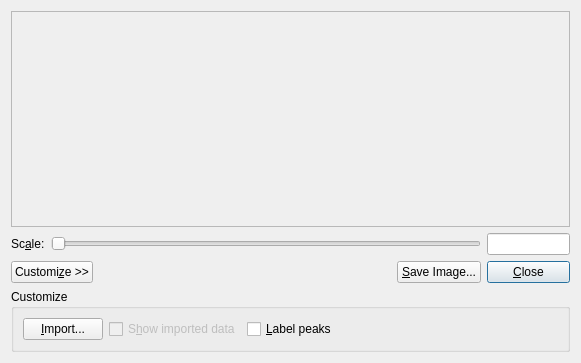
Old version of the form libavogadro/src/extensions/vibrationplot.ui in the repository cryos/avogadro.
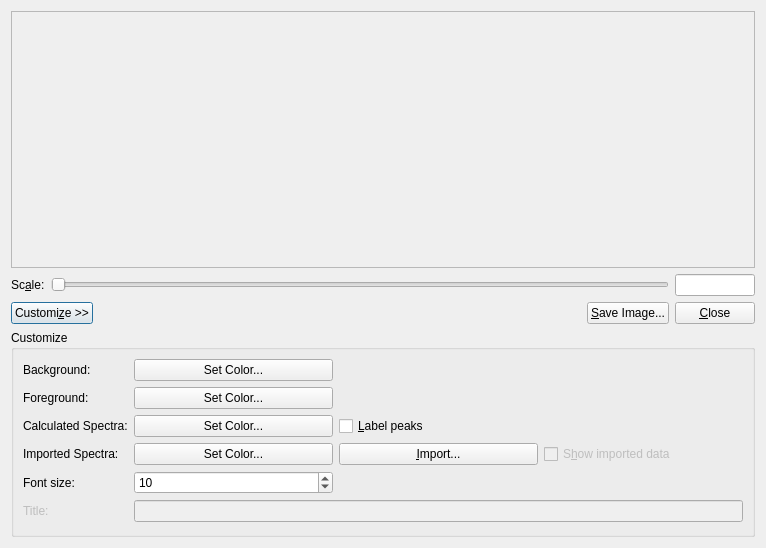
New version of the form. Custom widgets are drawn as their Qt base class.

Commit message: Added options to vibrationplot.* for color, font size, etc...

The edit to the form file:
```diff
--- a/libavogadro/src/extensions/vibrationplot.ui
+++ b/libavogadro/src/extensions/vibrationplot.ui
@@ -5,67 +5,35 @@
    <rect>
     <x>0</x>
     <y>0</y>
-    <width>581</width>
-    <height>363</height>
+    <width>766</width>
+    <height>548</height>
    </rect>
   </property>
   <property name="windowTitle" >
    <string>Vibration Plot</string>
   </property>
   <layout class="QGridLayout" name="gridLayout" >
-   <item row="1" column="6" >
-    <widget class="QLineEdit" name="scaleEdit" >
-     <property name="sizePolicy" >
-      <sizepolicy vsizetype="Minimum" hsizetype="Ignored" >
-       <horstretch>0</horstretch>
-       <verstretch>0</verstretch>
-      </sizepolicy>
-     </property>
-     <property name="minimumSize" >
-      <size>
-       <width>0</width>
-       <height>0</height>
-      </size>
-     </property>
-     <property name="maximumSize" >
-      <size>
-       <width>16777215</width>
-       <height>16777215</height>
-      </size>
-     </property>
-     <property name="readOnly" >
-      <bool>true</bool>
-     </property>
-    </widget>
-   </item>
-   <item row="1" column="1" colspan="5" >
-    <widget class="QSlider" name="scaleSlider" >
-     <property name="sizePolicy" >
-      <sizepolicy vsizetype="Fixed" hsizetype="Expanding" >
-       <horstretch>0</horstretch>
-       <verstretch>0</verstretch>
-      </sizepolicy>
-     </property>
-     <property name="orientation" >
-      <enum>Qt::Horizontal</enum>
-     </property>
-    </widget>
-   </item>
-   <item row="0" column="0" colspan="7" >
+   <item row="0" column="0" colspan="5" >
     <widget class="Avogadro::PlotWidget" name="plot" >
+     <property name="sizePolicy" >
+      <sizepolicy vsizetype="Preferred" hsizetype="Preferred" >
+       <horstretch>0</horstretch>
+       <verstretch>0</verstretch>
+      </sizepolicy>
+     </property>
+     <property name="baseSize" >
+      <size>
+       <width>800</width>
+       <height>500</height>
+      </size>
+     </property>
      <property name="frameShape" >
       <enum>QFrame::StyledPanel</enum>
      </property>
      <property name="frameShadow" >
       <enum>QFrame::Raised</enum>
      </property>
-    </widget>
-   </item>
-   <item row="2" column="6" >
-    <widget class="QPushButton" name="pushButton" >
-     <property name="text" >
-      <string>&amp;Close</string>
-     </property>
+     <zorder>gb_customize</zorder>
     </widget>
    </item>
    <item row="1" column="0" >
@@ -84,14 +52,88 @@
      </property>
     </widget>
    </item>
-   <item row="2" column="5" >
+   <item row="1" column="1" colspan="3" >
+    <widget class="QSlider" name="scaleSlider" >
+     <property name="sizePolicy" >
+      <sizepolicy vsizetype="Fixed" hsizetype="Expanding" >
+       <horstretch>0</horstretch>
+       <verstretch>0</verstretch>
+      </sizepolicy>
+     </property>
+     <property name="orientation" >
+      <enum>Qt::Horizontal</enum>
+     </property>
+    </widget>
+   </item>
+   <item row="1" column="4" >
+    <widget class="QLineEdit" name="scaleEdit" >
+     <property name="sizePolicy" >
+      <sizepolicy vsizetype="Minimum" hsizetype="Ignored" >
+       <horstretch>0</horstretch>
+       <verstretch>0</verstretch>
+      </sizepolicy>
+     </property>
+     <property name="minimumSize" >
+      <size>
+       <width>0</width>
+       <height>0</height>
+      </size>
+     </property>
+     <property name="maximumSize" >
+      <size>
+       <width>16777215</width>
+       <height>16777215</height>
+      </size>
+     </property>
+     <property name="readOnly" >
+      <bool>true</bool>
+     </property>
+    </widget>
+   </item>
+   <item row="2" column="0" colspan="2" >
+    <widget class="QPushButton" name="push_customize" >
+     <property name="sizePolicy" >
+      <sizepolicy vsizetype="Fixed" hsizetype="Fixed" >
+       <horstretch>0</horstretch>
+       <verstretch>0</verstretch>
+      </sizepolicy>
+     </property>
+     <property name="text" >
+      <string>Customi&amp;ze >></string>
+     </property>
+    </widget>
+   </item>
+   <item row="2" column="2" >
+    <spacer name="horizontalSpacer_2" >
+     <property name="orientation" >
+      <enum>Qt::Horizontal</enum>
+     </property>
+     <property name="sizeType" >
+      <enum>QSizePolicy::Expanding</enum>
+     </property>
+     <property name="sizeHint" stdset="0" >
+      <size>
+       <width>40</width>
+       <height>20</height>
+      </size>
+     </property>
+    </spacer>
+   </item>
+   <item row="2" column="3" >
     <widget class="QPushButton" name="push_save" >
      <property name="text" >
       <string>&amp;Save Image...</string>
      </property>
     </widget>
    </item>
-   <item row="3" column="0" colspan="7" >
+   <item row="2" column="4" >
+    <widget class="QPushButton" name="pushButton" >
+     <property name="text" >
+      <string>&amp;Close</string>
+     </property>
+    </widget>
+   </item>
+   <item row="3" column="0" colspan="5" >
     <widget class="QGroupBox" name="gb_customize" >
      <property name="sizePolicy" >
       <sizepolicy vsizetype="Fixed" hsizetype="Minimum" >
@@ -99,11 +141,55 @@
        <verstretch>0</verstretch>
       </sizepolicy>
      </property>
+     <property name="maximumSize" >
+      <size>
+       <width>16777215</width>
+       <height>207</height>
+      </size>
+     </property>
      <property name="title" >
       <string>Customize</string>
      </property>
      <layout class="QGridLayout" name="gridLayout_2" >
-      <item row="0" column="0" >
+      <item row="3" column="0" >
+       <widget class="QLabel" name="label_3" >
+        <property name="text" >
+         <string>Calculated Spectra:</string>
+        </property>
+       </widget>
+      </item>
+      <item row="3" column="1" >
+       <widget class="QPushButton" name="push_colorCalculated" >
+        <property name="text" >
+         <string>Set Color...</string>
+        </property>
+       </widget>
+      </item>
+      <item row="3" column="2" >
+       <widget class="QCheckBox" name="cb_labelPeaks" >
+        <property name="text" >
+         <string>&amp;Label peaks</string>
+        </property>
+        <property name="checked" >
+         <bool>false</bool>
+        </property>
+       </widget>
+      </item>
+      <item row="4" column="0" >
+       <widget class="QLabel" name="label_4" >
+        <property name="text" >
+         <string>Imported Spectra:</string>
+        </property>
+       </widget>
+      </item>
+      <item row="4" column="1" >
+       <widget class="QPushButton" name="push_colorImported" >
+        <property name="text" >
+         <string>Set Color...</string>
+        </property>
+       </widget>
+      </item>
+      <item row="4" column="2" >
        <widget class="QPushButton" name="push_import" >
         <property name="sizePolicy" >
          <sizepolicy vsizetype="Minimum" hsizetype="Minimum" >
@@ -119,7 +205,7 @@
         </property>
        </widget>
       </item>
-      <item row="0" column="1" >
+      <item row="4" column="3" >
        <widget class="QCheckBox" name="cb_import" >
         <property name="enabled" >
          <bool>false</bool>
@@ -129,61 +215,80 @@
         </property>
        </widget>
       </item>
-      <item row="0" column="2" >
-       <widget class="QCheckBox" name="cb_labelPeaks" >
+      <item row="5" column="0" >
+       <widget class="QLabel" name="label_5" >
         <property name="text" >
-         <string>&amp;Label peaks</string>
+         <string>Font size:</string>
         </property>
-        <property name="checked" >
-         <bool>false</bool>
+       </widget>
+      </item>
+      <item row="1" column="1" >
+       <widget class="QPushButton" name="push_colorBackground" >
+        <property name="text" >
+         <string>Set Color...</string>
         </property>
        </widget>
       </item>
-      <item row="0" column="3" >
-       <spacer name="horizontalSpacer" >
-        <property name="orientation" >
-         <enum>Qt::Horizontal</enum>
+      <item row="1" column="0" >
+       <widget class="QLabel" name="label_2" >
+        <property name="sizePolicy" >
+         <sizepolicy vsizetype="Preferred" hsizetype="Fixed" >
+          <horstretch>0</horstretch>
+          <verstretch>0</verstretch>
+         </sizepolicy>
         </property>
-        <property name="sizeHint" stdset="0" >
-         <size>
-          <width>40</width>
-          <height>20</height>
-         </size>
+        <property name="text" >
+         <string>Background:</string>
         </property>
-       </spacer>
+       </widget>
+      </item>
+      <item row="5" column="1" >
+       <widget class="QSpinBox" name="spin_fontSize" >
+        <property name="minimum" >
+         <number>4</number>
+        </property>
+        <property name="maximum" >
+         <number>32</number>
+        </property>
+        <property name="value" >
+         <number>10</number>
+        </property>
+       </widget>
+      </item>
+      <item row="2" column="0" >
+       <widget class="QLabel" name="label_6" >
+        <property name="text" >
+         <string>Foreground:</string>
+        </property>
+       </widget>
+      </item>
+      <item row="2" column="1" >
+       <widget class="QPushButton" name="push_colorForeground" >
+        <property name="text" >
+         <string>Set Color...</string>
+        </property>
+       </widget>
+      </item>
+      <item row="6" column="0" >
+       <widget class="QLabel" name="label_7" >
+        <property name="enabled" >
+         <bool>false</bool>
+        </property>
+        <property name="text" >
+         <string>Title:</string>
+        </property>
+       </widget>
+      </item>
+      <item row="6" column="1" colspan="3" >
+       <widget class="QLineEdit" name="lineEdit" >
+        <property name="enabled" >
+         <bool>false</bool>
+        </property>
+       </widget>
       </item>
      </layout>
     </widget>
    </item>
-   <item row="2" column="0" colspan="2" >
-    <widget class="QPushButton" name="push_customize" >
-     <property name="sizePolicy" >
-      <sizepolicy vsizetype="Fixed" hsizetype="Fixed" >
-       <horstretch>0</horstretch>
-       <verstretch>0</verstretch>
-      </sizepolicy>
-     </property>
-     <property name="text" >
-      <string>Customi&amp;ze >></string>
-     </property>
-    </widget>
-   </item>
-   <item row="2" column="2" colspan="3" >
-    <spacer name="horizontalSpacer_2" >
-     <property name="orientation" >
-      <enum>Qt::Horizontal</enum>
-     </property>
-     <property name="sizeType" >
-      <enum>QSizePolicy::Expanding</enum>
-     </property>
-     <property name="sizeHint" stdset="0" >
-      <size>
-       <width>40</width>
-       <height>20</height>
-      </size>
-     </property>
-    </spacer>
-   </item>
   </layout>
   <zorder>scaleEdit</zorder>
   <zorder>scaleSlider</zorder>
```
Left out of the diff: 6 changed lines with no effect on the pictures. The commit also changes 2 other files.
